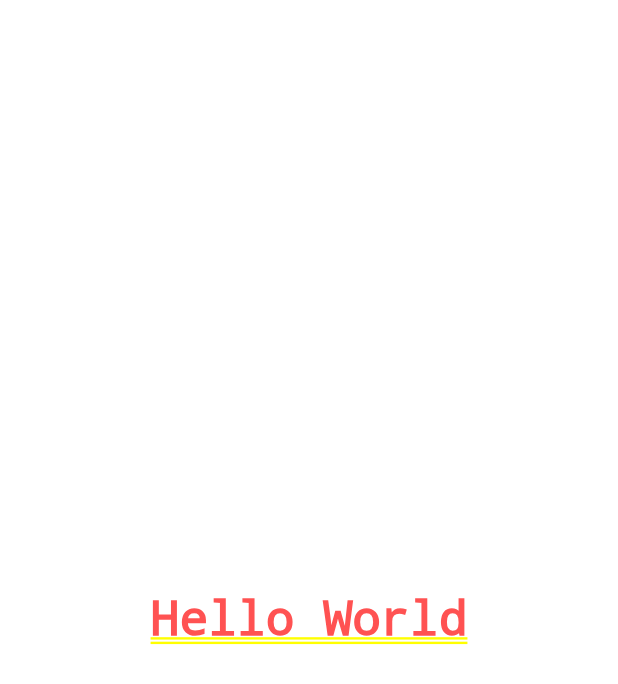
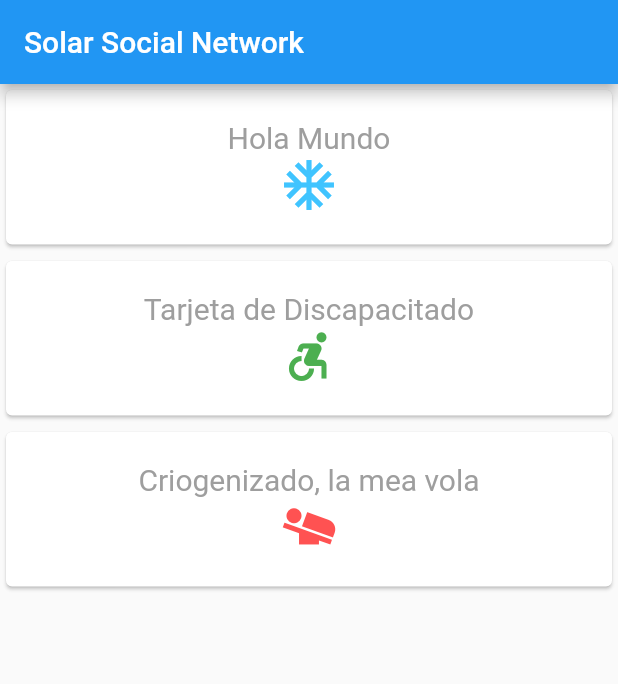
Before and after one commit to smenaaliaga/Neighbors, a Flutter app: the screen it shows after launch, on a phone screen of 412 x 824 dp. Shown: the top 684 px of the screen. Run offline on Flutter 3.47's test engine with Material 2 defaults, Android fonts, the phone set to English and light mode, and no system bars.

Commit message:
Cards con Scalffolds

```diff
--- a/lib/main.dart
+++ b/lib/main.dart
@@ -1,28 +1,70 @@
+import 'package:flutter/cupertino.dart';
 import 'package:flutter/material.dart';
 
 void main() {
-  runApp(MaterialApp(
-    title: 'Flutter Tutorial',
+  runApp(new MaterialApp(
     home: MyApp(),
   ));
 }
 
-
+// Forma de crear StatelessWidget
 class MyApp extends StatelessWidget {
   @override
   Widget build(BuildContext context) {
-    return Container(
-      decoration: BoxDecoration(color: Colors.white),
-      child: Center(
-        child: Text(
-          'Hello World',
-          textDirection: TextDirection.ltr,
-          style: TextStyle(
-            fontSize: 32,
-            color: Colors.redAccent,
+    final double iconSize = 40.0;
+    final TextStyle textStyle = new TextStyle(color: Colors.grey, fontSize: 20.0);
+    // Scafold da un esquema basico a la app
+    return new Scaffold(
+      appBar: new AppBar(
+        title: new Text("Solar Social Network")
+      ),
+      body: new Container(
+        child: Center(
+          child: new Column(
+            crossAxisAlignment: CrossAxisAlignment.stretch,
+            children: <Widget>[
+              new MyCard(
+                  title: new Text("Hola Mundo", style: textStyle),
+                  icon: new Icon(Icons.ac_unit,
+                      size: iconSize,
+                      color: Colors.lightBlueAccent)),
+              new MyCard(
+                  title: new Text("Tarjeta de Discapacitado", style: textStyle),
+                  icon: new Icon(Icons.accessible_forward,
+                      size: iconSize,
+                      color: Colors.green)),
+              new MyCard(
+                  title: new Text("Criogenizado, la mea vola", style: textStyle),
+                  icon: new Icon(Icons.airline_seat_flat_angled,
+                      size: iconSize, color:
+                      Colors.redAccent)),
+            ],
           ),
         ),
       ),
     );
   }
 }
+
+class MyCard extends StatelessWidget {
+
+  final Widget title;
+  final Widget icon;
+
+  MyCard({this.title, this.icon});
+
+  @override
+  Widget build(BuildContext context) {
+    return new Container(
+      padding: const EdgeInsets.only(bottom: 3.0),
+      child: new Card(
+        child: new Container(
+          padding: const EdgeInsets.all(20.0),
+          child: new Column(
+              children: <Widget>[this.title, this.icon]
+          ),
+        ),
+      ),
+    );
+  }
+}
```
